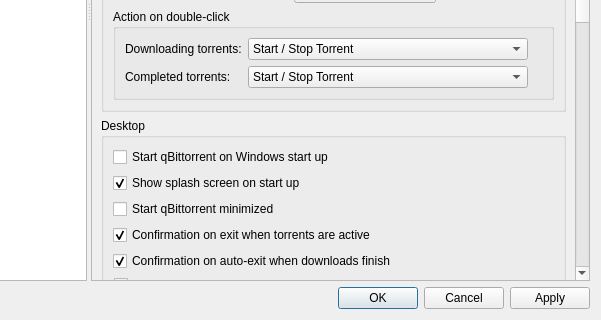
Old version of the form src/gui/optionsdialog.ui in the repository qbittorrent/qBittorrent; both pictures show x 178 to 779 and y 271 to 591 of the 779 by 591 pixel window.
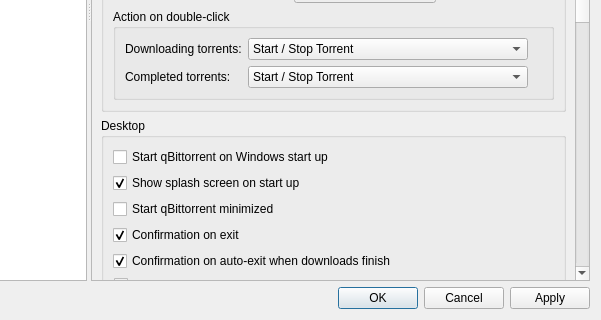
New version of the form. Custom widgets are drawn as their Qt base class.

Commit message:
Always confirm exit
Super simple change. Always ask for confirmation on exit, regardless if there are "active torrents" or not.

Closes #18018

Patch:
```diff
--- a/src/gui/optionsdialog.ui
+++ b/src/gui/optionsdialog.ui
@@ -412,7 +412,7 @@
                   <string>Shows a confirmation dialog when exiting with active torrents</string>
                  </property>
                  <property name="text">
-                  <string>Confirmation on exit when torrents are active</string>
+                  <string>Confirmation on exit</string>
                  </property>
                  <property name="checked">
                   <bool>true</bool>
```
Left out of the diff: 2 changed lines with no effect on the pictures. The commit also changes 1 other file.
